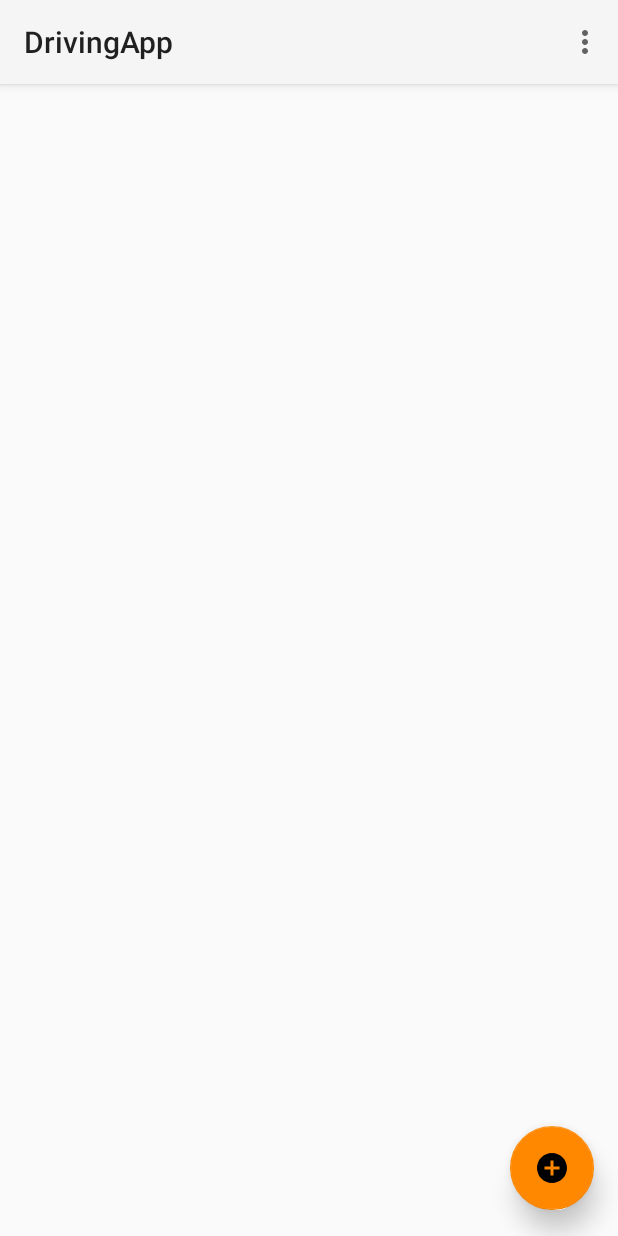
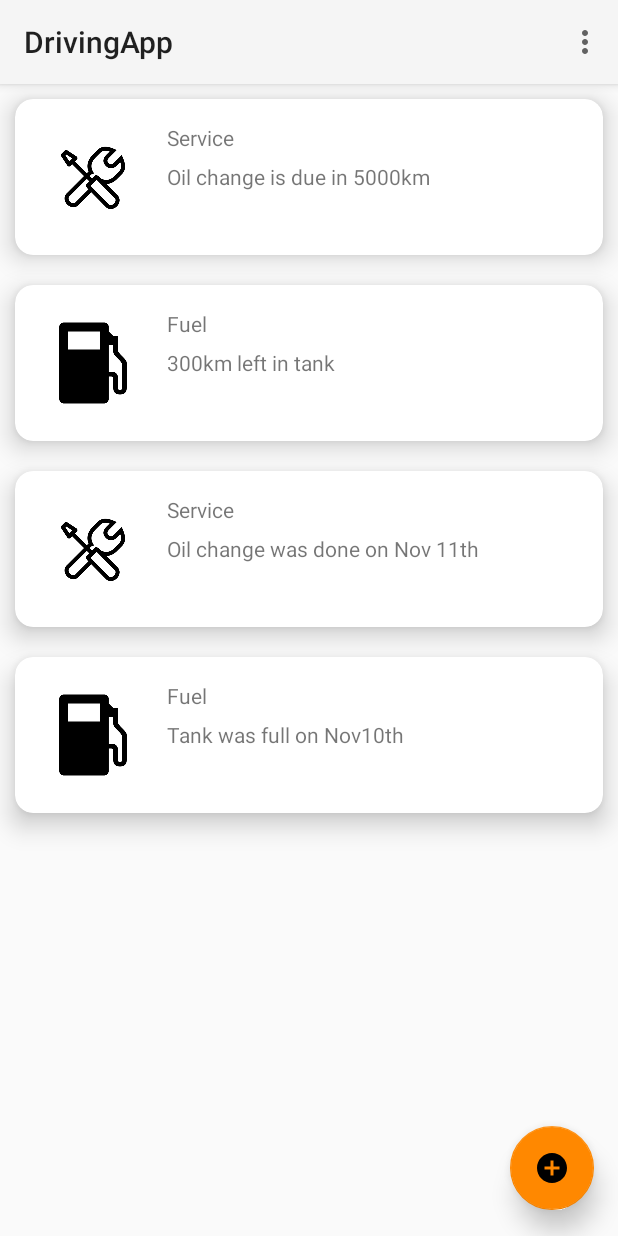
Before and after one commit to Kouroshb26/CPSC481-Prototype, an Android app: the screen it shows after launch (MainActivity), on a phone screen of 412 x 824 dp. Run offline under Robolectric (Android 15) with nearby library versions, the phone set to English and light mode, and no system bars.

Commit message:
Created Cards
Created the Cards, but now having problems trying to have two card types
in a recycler view.

```diff
--- a/DrivingApp/app/build.gradle
+++ b/DrivingApp/app/build.gradle
@@ -27,5 +27,6 @@ dependencies {
     compile 'com.android.support:appcompat-v7:24.2.1'
     compile 'com.android.support:design:24.2.1'
     testCompile 'junit:junit:4.12'
-    compile 'com.android.support:cardview-v7:25.0.0'
+    compile 'com.android.support:cardview-v7:24.2.1'
+    compile 'com.android.support:recyclerview-v7:24.2.1'
 }
--- /dev/null
+++ b/DrivingApp/app/src/main/java/kourosh/drivingapp/Activity.java
@@ -0,0 +1,20 @@
+package kourosh.drivingapp;
+
+import java.util.ArrayList;
+import java.util.List;
+
+/**
+ * Created by kourosh on 2016-11-11.
+ */
+
+public class Activity {
+    String title;
+    String description;
+    int photoid;
+
+    Activity(String title,String description,int photoid){
+        this.title = title;
+        this.description = description;
+        this.photoid = photoid;
+    }
+}
--- a/DrivingApp/app/src/main/java/kourosh/drivingapp/MainActivity.java
+++ b/DrivingApp/app/src/main/java/kourosh/drivingapp/MainActivity.java
@@ -4,19 +4,45 @@ import android.os.Bundle;
 import android.support.design.widget.FloatingActionButton;
 import android.support.design.widget.Snackbar;
 import android.support.v7.app.AppCompatActivity;
+import android.support.v7.widget.LinearLayoutManager;
+import android.support.v7.widget.RecyclerView;
 import android.support.v7.widget.Toolbar;
 import android.view.View;
 import android.view.Menu;
 import android.view.MenuItem;
 
+import java.util.ArrayList;
+import java.util.List;
+
 public class MainActivity extends AppCompatActivity {
 
+    RecyclerView recyclerView;
+    RecyclerView.LayoutManager layoutManager;
+    RecyclerView.Adapter adapter;
+
+    private List<Activity> activities;
+
+    private void initializeDate(){
+        activities = new ArrayList<>();
+        activities.add(new Activity("Service","Oil change is due in 5000km",R.drawable.service));
+        activities.add(new Activity("Fuel","300km left in tank",R.drawable.fuel));
+        activities.add(new Activity("Service","Oil change was done on Nov 11th",R.drawable.service));
+        activities.add(new Activity("Fuel","Tank was full on Nov10th",R.drawable.fuel));
+    }
     @Override
     protected void onCreate(Bundle savedInstanceState) {
         super.onCreate(savedInstanceState);
         setContentView(R.layout.activity_main);
         Toolbar toolbar = (Toolbar) findViewById(R.id.toolbar);
         setSupportActionBar(toolbar);
+
+        recyclerView = (RecyclerView) findViewById(R.id.home_recyclerview);
+        layoutManager = new LinearLayoutManager(this);
+        recyclerView.setLayoutManager(layoutManager);
+        initializeDate();
+        adapter = new RecyclerAdapter(activities);
+        recyclerView.setAdapter(adapter);
+
 
         FloatingActionButton add = (FloatingActionButton) findViewById(R.id.add_button);
         add.setOnClickListener(new View.OnClickListener() {
--- /dev/null
+++ b/DrivingApp/app/src/main/java/kourosh/drivingapp/RecyclerAdapter.java
@@ -0,0 +1,57 @@
+package kourosh.drivingapp;
+
+import android.support.v7.widget.CardView;
+import android.support.v7.widget.RecyclerView;
+import android.view.LayoutInflater;
+import android.view.View;
+import android.view.ViewGroup;
+import android.widget.ImageView;
+import android.widget.TextView;
+
+import org.w3c.dom.Text;
+
+import java.util.List;
+
+/**
+ * Created by kourosh on 2016-11-11.
+ */
+
+public class RecyclerAdapter extends RecyclerView.Adapter<RecyclerAdapter.ViewHolder> {
+
+   List<Activity> activities;
+    RecyclerAdapter(List<Activity> activities){
+        this.activities = activities;
+    }
+
+    public static class ViewHolder extends RecyclerView.ViewHolder{
+        CardView cv;
+        TextView title;
+        TextView description;
+        ImageView service;
+        ViewHolder(View itemView){
+            super(itemView);
+            cv = (CardView)itemView.findViewById(R.id.card_view);
+            title = (TextView)itemView.findViewById(R.id.title);
+            description = (TextView)itemView.findViewById(R.id.description);
+            service = (ImageView)itemView.findViewById(R.id.image_type);
+        }
+    }
+    @Override
+    public RecyclerAdapter.ViewHolder onCreateViewHolder(ViewGroup parent, int viewType) {
+        View v = LayoutInflater.from(parent.getContext()).inflate(R.layout.content_main,parent,false);
+        ViewHolder rvh = new ViewHolder(v);
+        return rvh;
+    }
+
+    @Override
+    public void onBindViewHolder(ViewHolder holder, int position) {
+        holder.title.setText(activities.get(position).title);
+        holder.description.setText(activities.get(position).description);
+        holder.service.setImageResource(activities.get(position).photoid);
+    }
+
+    @Override
+    public int getItemCount() {
+        return activities.size();
+    }
+}
--- a/DrivingApp/app/src/main/res/layout/activity_main.xml
+++ b/DrivingApp/app/src/main/res/layout/activity_main.xml
@@ -7,11 +7,22 @@
     android:fitsSystemWindows="true"
     tools:context="kourosh.drivingapp.MainActivity">
 
+    <android.support.v7.widget.RecyclerView
+        android:orientation="vertical"
+        android:layout_width="match_parent"
+        android:layout_height="match_parent"
+        android:id="@+id/home_recyclerview"
+        android:layout_below="@+id/appBarLayout">
+
+    </android.support.v7.widget.RecyclerView>
+
     <android.support.design.widget.AppBarLayout
         android:layout_width="match_parent"
         android:layout_height="wrap_content"
         android:theme="@style/AppTheme.AppBarOverlay"
-    >
+        android:layout_alignParentTop="true"
+        android:layout_alignParentStart="true"
+        android:id="@+id/appBarLayout">
 
         <android.support.v7.widget.Toolbar
             android:id="@+id/toolbar"
@@ -20,6 +31,7 @@
             android:background="?attr/colorPrimary"
             app:popupTheme="@style/AppTheme.PopupOverlay"
             android:layout_weight="1" />
+
     </android.support.design.widget.AppBarLayout>
 
     <android.support.design.widget.FloatingActionButton
@@ -30,7 +42,6 @@
         app:backgroundTint="@android:color/holo_orange_dark"
         app:elevation="10dp"
         app:fabSize="normal"
-        android:layout_weight="1"
         android:layout_marginLeft="@dimen/fab_margin"
         android:layout_marginRight="@dimen/fab_margin"
         android:layout_marginEnd="16dp"
@@ -46,7 +57,6 @@
         app:backgroundTint="@android:color/holo_orange_dark"
         app:elevation="10dp"
         app:fabSize="normal"
-        android:layout_weight="1"
         android:layout_marginLeft="@dimen/fab_margin"
         android:layout_marginRight="@dimen/fab_margin"
         android:layout_marginEnd="16dp"
--- a/DrivingApp/app/src/main/res/layout/content_main.xml
+++ b/DrivingApp/app/src/main/res/layout/content_main.xml
@@ -1,22 +1,48 @@
 <?xml version="1.0" encoding="utf-8"?>
-<RelativeLayout xmlns:android="http://schemas.android.com/apk/res/android"
+<android.support.v7.widget.CardView xmlns:android="http://schemas.android.com/apk/res/android"
+    android:layout_width="match_parent"
+    android:layout_height="wrap_content"
+    android:layout_margin="10dp"
     xmlns:app="http://schemas.android.com/apk/res-auto"
-    xmlns:tools="http://schemas.android.com/tools"
-    android:id="@+id/content_main"
-    android:layout_width="match_parent"
-    android:layout_height="match_parent"
-    android:paddingBottom="@dimen/activity_vertical_margin"
-    android:paddingLeft="@dimen/activity_horizontal_margin"
-    android:paddingRight="@dimen/activity_horizontal_margin"
-    android:paddingTop="@dimen/activity_vertical_margin"
-    app:layout_behavior="@string/appbar_scrolling_view_behavior"
-    tools:context="kourosh.drivingapp.MainActivity"
-    tools:showIn="@layout/activity_main">
+    android:id="@+id/card_view"
+    app:cardCornerRadius="12dp"
+    app:cardElevation="10dp"
+    app:cardBackgroundColor="@color/cardview_light_background"
+    android:layout_alignParentStart="true"
+    android:layout_alignParentBottom="true">
 
-    <android.support.v7.widget.CardView
+    <RelativeLayout
+        xmlns:app="http://schemas.android.com/apk/res-auto"
         android:layout_width="match_parent"
         android:layout_height="wrap_content"
-        android:layout_alignParentStart="true"
-        android:layout_alignParentTop="true"
-        app:cardElevation="7dp" />
-</RelativeLayout>
+        android:padding="16dp"
+        >
+
+        <ImageView
+            android:layout_width="72dp"
+            android:layout_height="72dp"
+            app:srcCompat="@drawable/fuel"
+            android:id="@+id/image_type"
+            android:layout_alignParentTop="true"
+            android:layout_alignParentStart="true" />
+
+        <TextView
+            android:text="TextView"
+            android:layout_width="match_parent"
+            android:layout_height="wrap_content"
+            android:id="@+id/description"
+            android:layout_centerVertical="true"
+            android:layout_toEndOf="@+id/image_type"
+            android:layout_marginStart="13dp" />
+
+        <TextView
+            android:text="TextView"
+            android:layout_width="wrap_content"
+            android:layout_height="wrap_content"
+            android:id="@+id/title"
+            android:layout_alignParentTop="true"
+            android:layout_alignStart="@+id/description"
+            android:layout_alignParentEnd="true" />
+    </RelativeLayout>
+
+</android.support.v7.widget.CardView>
```
